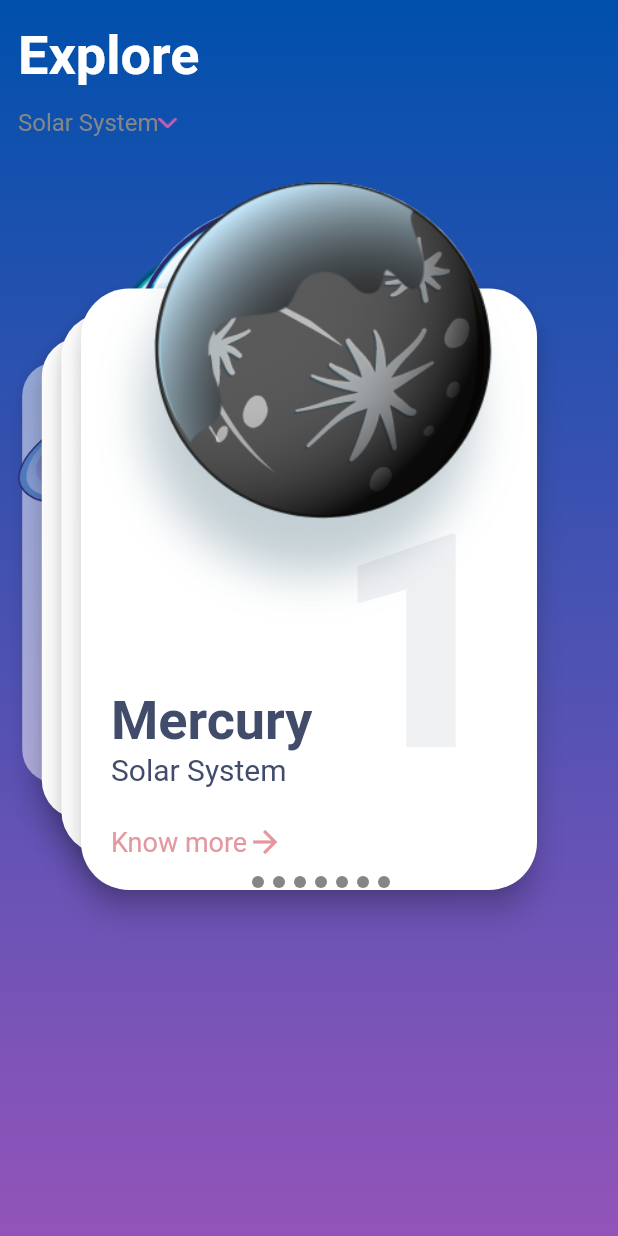
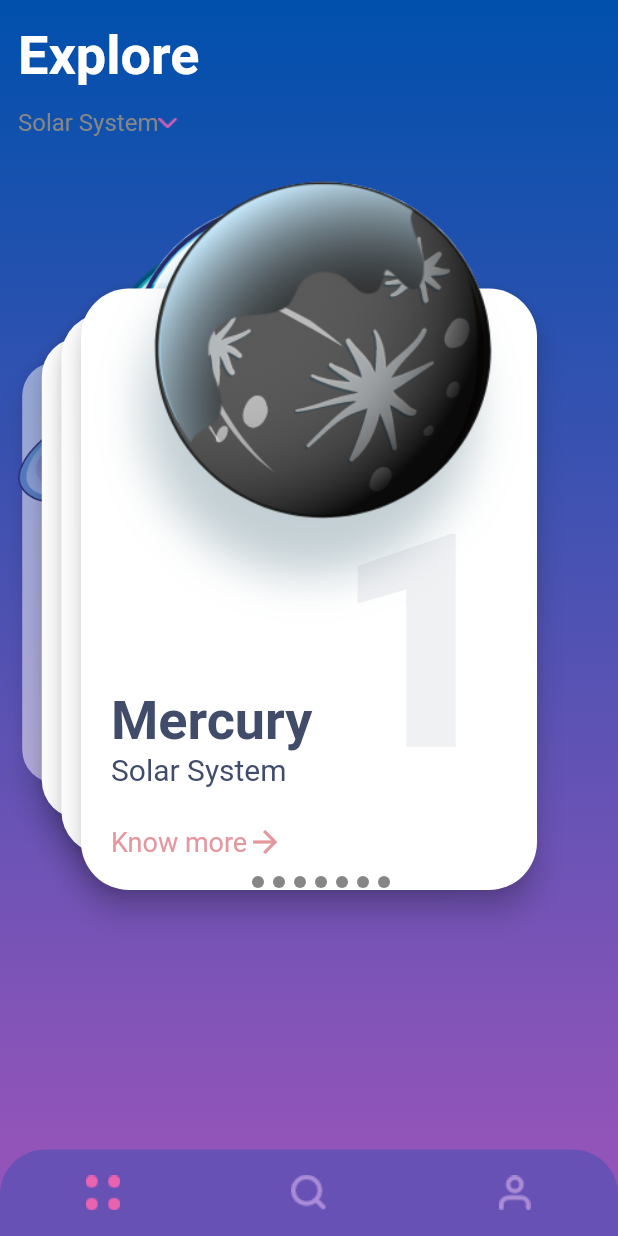
Before and after one commit to rifathossain82/universal-ui-demo, a Flutter app: the screen it shows after launch, on a phone screen of 412 x 824 dp. Run offline on Flutter 3.47's test engine with Material 2 defaults, Android fonts, the phone set to English and light mode, and no system bars; our stand-ins replace flutter_swiper.

```diff
--- a/lib/src/pages/homepage.dart
+++ b/lib/src/pages/homepage.dart
@@ -2,6 +2,7 @@ import 'package:flutter/material.dart';
 import 'package:flutter_swiper/flutter_swiper.dart';
 import 'package:universe_ui_demo/src/constraints/colors.dart';
 import 'package:universe_ui_demo/src/model/planetInfo.dart';
+import 'package:universe_ui_demo/src/pages/detailsPage.dart';
 
 class Homepage extends StatefulWidget {
   const Homepage({Key? key}) : super(key: key);
@@ -11,10 +12,12 @@ class Homepage extends StatefulWidget {
 }
 
 class _HomepageState extends State<Homepage> {
+
   @override
   Widget build(BuildContext context) {
     final size=MediaQuery.of(context).size;
     return Scaffold(
+      backgroundColor: gradientEndColor,
       body: Container(
         decoration: BoxDecoration(
           gradient: LinearGradient(
@@ -73,7 +76,25 @@ class _HomepageState extends State<Homepage> {
                       alignment: Alignment.bottomCenter
                     ),
                     itemBuilder: (context, index){
-                      return Stack(
+                      return buildPlanetCard(size, index);
+                    },
+                  ),
+                )
+              ],
+            ),
+          ),
+        ),
+      ),
+      bottomNavigationBar: buildBottomNavigation(size),
+    );
+  }
+
+  Widget buildPlanetCard(Size size, int index){
+    return GestureDetector(
+      onTap: (){
+        Navigator.push(context, MaterialPageRoute(builder: (context)=>DetailsPage(planetInfo: planets[index],)));
+      },
+      child: Stack(
         children: [
           Column (
             children: [
@@ -146,14 +167,40 @@ class _HomepageState extends State<Homepage> {
             ),
           ),
         ],
+      ),
     );
+  }
+
+  Widget buildBottomNavigation(Size size){
+    return Container(
+      height: size.height*0.07,
+      width: size.width,
+      decoration: BoxDecoration(
+        color: navigationColor,
+        borderRadius: BorderRadius.only(topLeft: Radius.circular(30), topRight: Radius.circular(30)),
+      ),
+      child: Row(
+        mainAxisAlignment: MainAxisAlignment.spaceAround,
+        children: [
+          IconButton(
+            icon: Image.asset('assets/menu_icon.png'),
+            onPressed: (){
+
             },
           ),
+          IconButton(
+            icon: Image.asset('assets/search_icon.png'),
+            onPressed: (){
+
+            },
+          ),
+          IconButton(
+            icon: Image.asset('assets/profile_icon.png'),
+            onPressed: (){
+
+            },
           )
         ],
-            ),
-          ),
-        ),
       ),
     );
   }
```
Also changed, not shown: lib/src/pages/detailsPage.dart (added, +182 -0 lines). Lines whose indentation alone changed are shown as unchanged.
